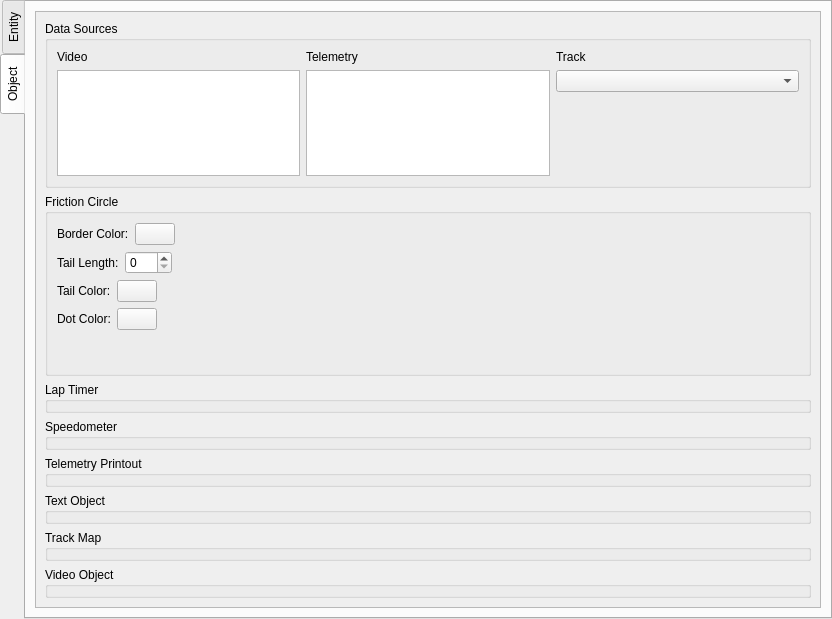
Qt form apps/ui/renderentitypropertiestab.ui (hankedan000/gopro-overlay) before a commit.
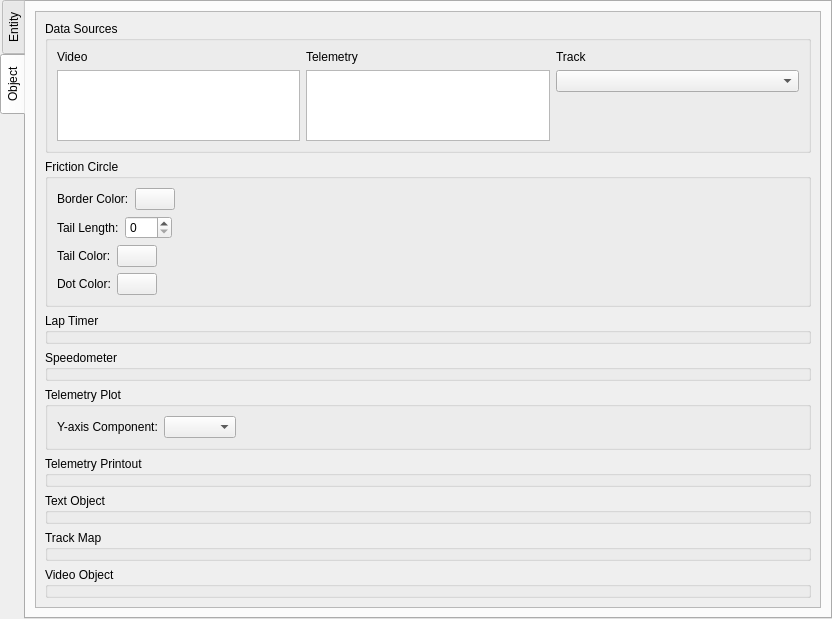
The same form after that commit. The open tabs and pages were chosen to show the change. Custom widgets are drawn as their Qt base class.

Commit message: Adds support to change y-component of telemetry plot (resolves #10)

The edit to the form file:
```diff
--- a/apps/ui/renderentitypropertiestab.ui
+++ b/apps/ui/renderentitypropertiestab.ui
@@ -251,9 +251,9 @@
        <property name="geometry">
         <rect>
          <x>0</x>
-         <y>0</y>
+         <y>-69</y>
          <width>766</width>
-         <height>619</height>
+         <height>698</height>
         </rect>
        </property>
        <layout class="QGridLayout" name="gridLayout_3">
@@ -498,6 +498,45 @@
             </property>
            </widget>
           </item>
+          <item>
+           <widget class="QGroupBox" name="telemetryPlot_GroupBox">
+            <property name="title">
+             <string>Telemetry Plot</string>
+            </property>
+            <layout class="QVBoxLayout" name="verticalLayout_8">
+             <item>
+              <layout class="QHBoxLayout" name="horizontalLayout_5">
+               <property name="topMargin">
+                <number>0</number>
+               </property>
+               <item>
+                <widget class="QLabel" name="label_15">
+                 <property name="text">
+                  <string>Y-axis Component:</string>
+                 </property>
+                </widget>
+               </item>
+               <item>
+                <widget class="QComboBox" name="yComponent_ComboBox"/>
+               </item>
+               <item>
+                <spacer name="horizontalSpacer_9">
+                 <property name="orientation">
+                  <enum>Qt::Horizontal</enum>
+                 </property>
+                 <property name="sizeHint" stdset="0">
+                  <size>
+                   <width>40</width>
+                   <height>20</height>
+                  </size>
+                 </property>
+                </spacer>
+               </item>
+              </layout>
+             </item>
+            </layout>
+           </widget>
+          </item>
           <item>
            <widget class="QGroupBox" name="telemetryPrintout_GroupBox">
             <property name="title">
```
The commit also changes 4 other files.
